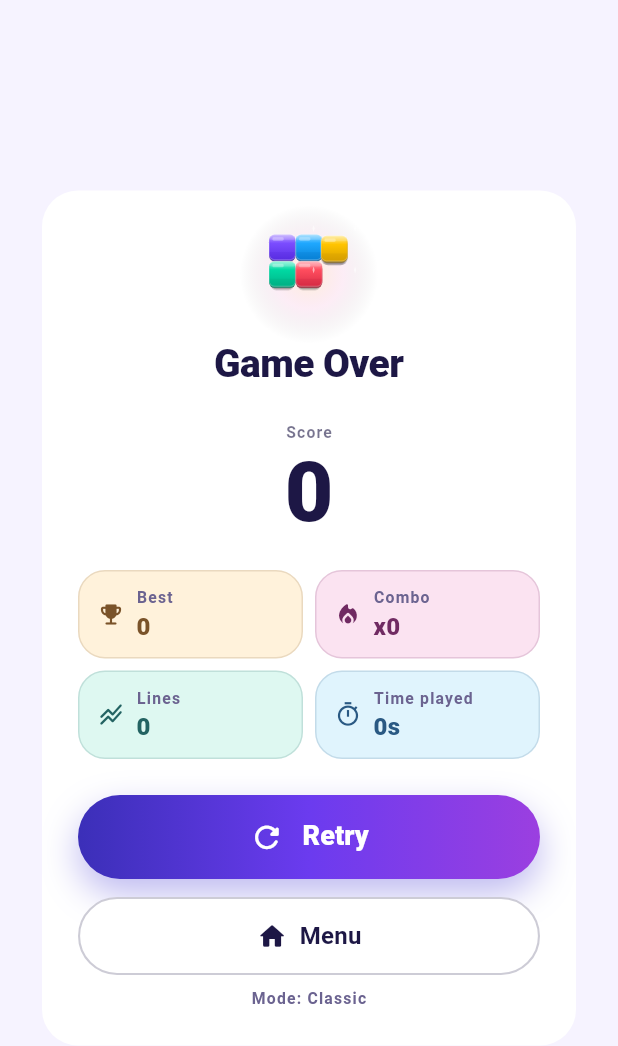
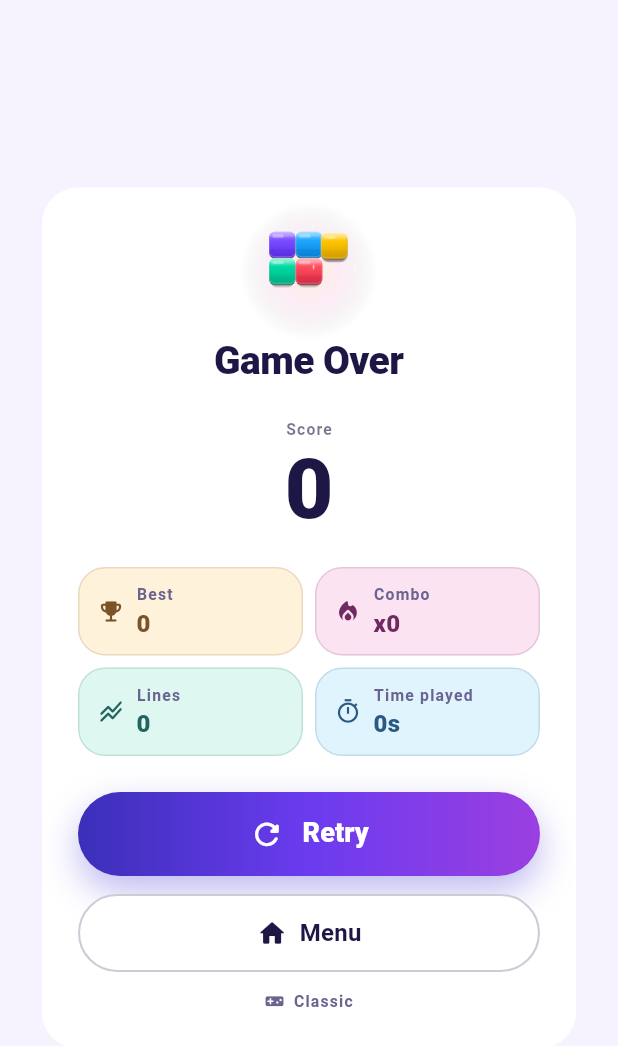
Before and after one commit to kaancetin3141/gridpop, a Flutter app: the _GameOverDialog widget shown alone on an empty page, opened directly with empty values, on a phone screen of 412 x 824 dp. Shown: the top 1046 px of the screen. Run offline on Flutter 3.47's test engine with Material 3 defaults, Android fonts, the phone set to English and light mode, and no system bars; our stand-ins replace shared_preferences; accounts and stored records are empty.

Commit message:
Tidy the end-of-run sheet: real indentation, a bolder title and a mode chip

```diff
--- a/lib/screens/game/widgets/game_over_dialog.dart
+++ b/lib/screens/game/widgets/game_over_dialog.dart
@@ -64,7 +64,10 @@ class _GameOverDialog extends StatelessWidget {
                     delay: const Duration(milliseconds: 60),
                     child: Text(
                       strings.t('game.gameOver'),
-                  style: Theme.of(context).textTheme.headlineMedium,
+                      style:
+                          Theme.of(context).textTheme.headlineMedium?.copyWith(
+                                fontWeight: FontWeight.w900,
+                              ),
                     ),
                   ),
                   const SizedBox(height: AppSpacing.xl),
@@ -119,13 +122,30 @@ class _GameOverDialog extends StatelessWidget {
                       onMenu();
                     },
                   ),
-              const SizedBox(height: AppSpacing.sm),
-              Text(
-                '${strings.t('game.mode')}: ${strings.t(summary.mode.labelKey)}',
+                  const SizedBox(height: AppSpacing.md),
+                  // The icon says "this was a mode" so the line stops reading like
+                  // a debug label under the buttons.
+                  Row(
+                    mainAxisAlignment: MainAxisAlignment.center,
+                    children: <Widget>[
+                      Icon(
+                        Icons.videogame_asset_rounded,
+                        size: 13,
+                        color: palette.textMuted,
+                      ),
+                      const SizedBox(width: 6),
+                      Flexible(
+                        child: Text(
+                          strings.t(summary.mode.labelKey),
+                          maxLines: 1,
+                          overflow: TextOverflow.ellipsis,
                           style: Theme.of(context)
                               .textTheme
                               .labelSmall
                               ?.copyWith(color: palette.textMuted),
+                        ),
+                      ),
+                    ],
                   ),
                 ],
               ),
@@ -158,7 +178,8 @@ class _RecordBadge extends StatelessWidget {
         child: Row(
           mainAxisSize: MainAxisSize.min,
           children: <Widget>[
-            const Icon(Icons.emoji_events_rounded, color: Colors.white, size: 18),
+            const Icon(Icons.emoji_events_rounded,
+                color: Colors.white, size: 18),
             const SizedBox(width: 6),
             Text(
               strings.t('game.newBest'),
```
Lines whose indentation alone changed are shown as unchanged.
